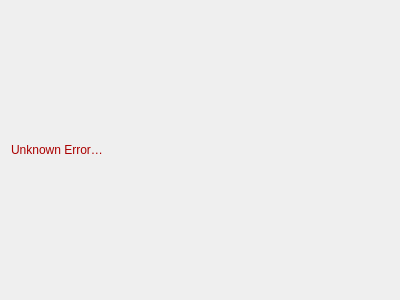
Above: src/autoupdatergui/errorpage.ui from Skycoder42/QtAutoUpdater before the change. Below: the same form after it.
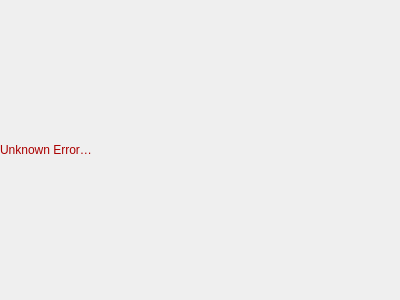
That is the form after the change.

Patch:
```diff
--- a/src/autoupdatergui/errorpage.ui
+++ b/src/autoupdatergui/errorpage.ui
@@ -17,6 +17,31 @@
    <string>The installation could not be completed because of an error during the installation. The error message can be found below.</string>
   </property>
   <layout class="QVBoxLayout" name="verticalLayout">
+   <property name="leftMargin">
+    <number>0</number>
+   </property>
+   <property name="topMargin">
+    <number>0</number>
+   </property>
+   <property name="rightMargin">
+    <number>0</number>
+   </property>
+   <property name="bottomMargin">
+    <number>0</number>
+   </property>
+   <item>
+    <spacer name="verticalSpacer">
+     <property name="orientation">
+      <enum>Qt::Vertical</enum>
+     </property>
+     <property name="sizeHint" stdset="0">
+      <size>
+       <width>20</width>
+       <height>40</height>
+      </size>
+     </property>
+    </spacer>
+   </item>
    <item>
     <widget class="QLabel" name="errorLabel">
      <property name="palette">
@@ -70,6 +95,19 @@
      </property>
     </widget>
    </item>
+   <item>
+    <spacer name="verticalSpacer_2">
+     <property name="orientation">
+      <enum>Qt::Vertical</enum>
+     </property>
+     <property name="sizeHint" stdset="0">
+      <size>
+       <width>20</width>
+       <height>40</height>
+      </size>
+     </property>
+    </spacer>
+   </item>
   </layout>
  </widget>
  <resources/>
```
